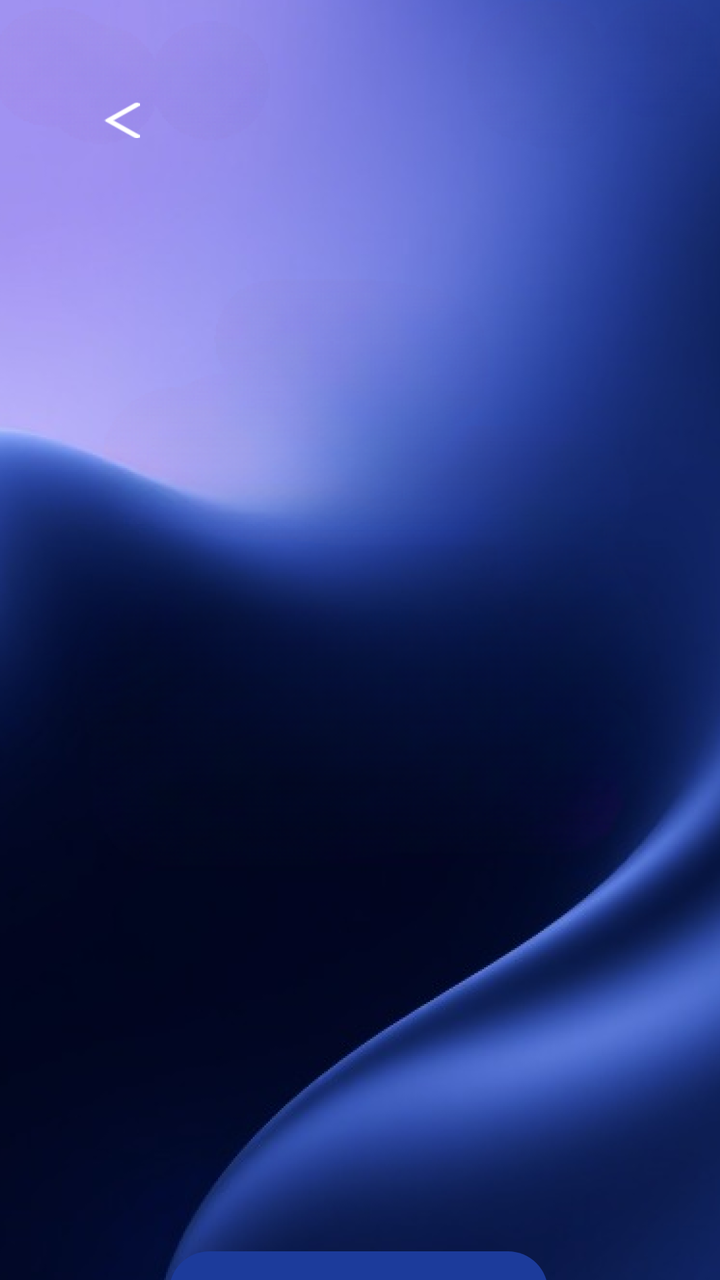
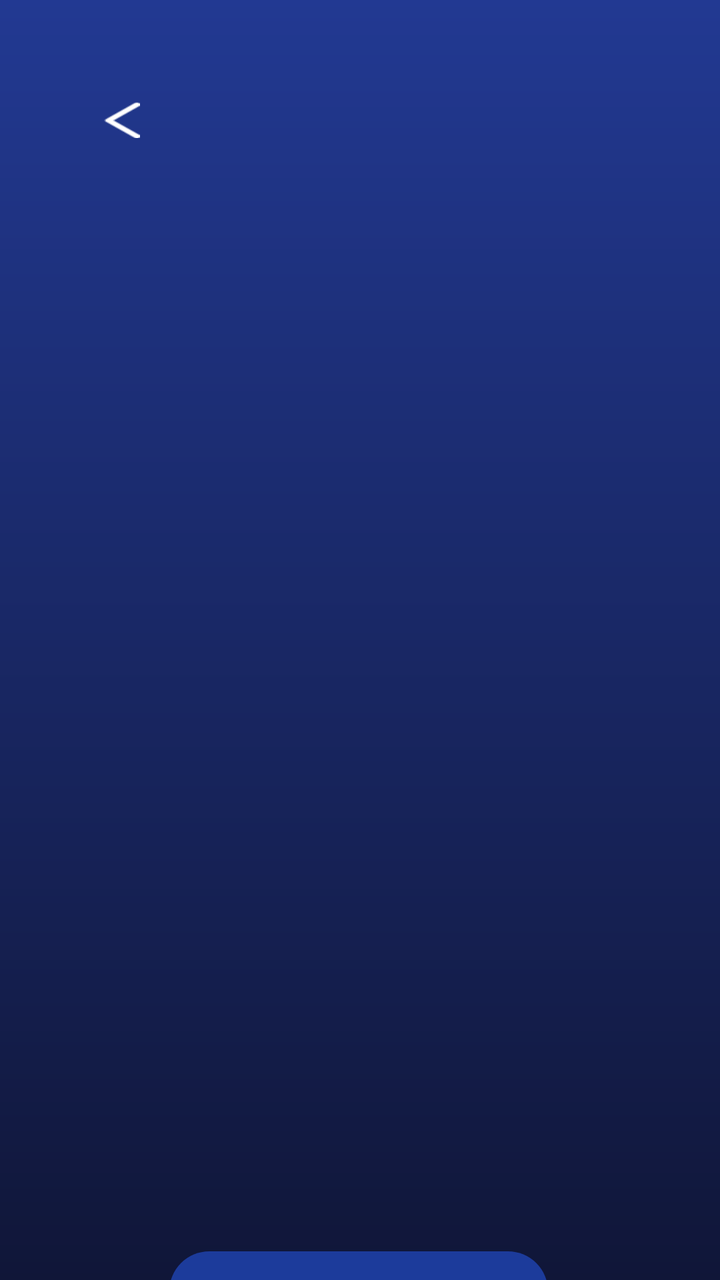

Two renders of the same Android screen: before a commit and after it. Below are the layout's source before the change and the commit's diff.
<!-- AndroidManifest.xml: application theme Theme.Lasttele -->
<!-- res/layout/contact_main.xml -->
<?xml version="1.0" encoding="utf-8"?>
<androidx.constraintlayout.widget.ConstraintLayout xmlns:android="http://schemas.android.com/apk/res/android"
    xmlns:app="http://schemas.android.com/apk/res-auto"
    xmlns:tools="http://schemas.android.com/tools"
    android:id="@+id/main"
    android:layout_width="match_parent"
    android:layout_height="match_parent"
    android:background="@drawable/background_1"
    tools:context=".ContactsActivity">


    <androidx.recyclerview.widget.RecyclerView
        android:id="@+id/recyclerView"
        android:layout_width="411dp"
        android:layout_height="587dp"
        app:layout_constraintBottom_toBottomOf="parent"
        app:layout_constraintEnd_toEndOf="parent"
        app:layout_constraintHorizontal_bias="0.0"
        app:layout_constraintStart_toStartOf="parent"
        app:layout_constraintTop_toTopOf="parent" />


    <TextView
        android:id="@+id/textView"
        android:layout_width="wrap_content"
        android:layout_height="wrap_content"
        android:layout_marginStart="132dp"
        android:layout_marginTop="44dp"
        android:layout_marginEnd="132dp"
        android:fontFamily="@font/inter_bold"
        android:text="select contact"
        android:textColor="#FAFFFFFF"
        android:textSize="20sp"
        android:textStyle="bold"
        app:layout_constraintBottom_toTopOf="@+id/recyclerView"
        app:layout_constraintEnd_toEndOf="parent"
        app:layout_constraintHorizontal_bias="0.4"
        app:layout_constraintStart_toStartOf="parent"
        app:layout_constraintTop_toTopOf="parent"
        app:layout_constraintVertical_bias="0.0" />

    <Button
        android:id="@+id/buttonselect"
        android:layout_width="wrap_content"
        android:layout_height="wrap_content"
        android:backgroundTint="#1C3B9B"
        android:onClick="onbut"
        android:text="next"
        android:textSize="15sp"
        android:textStyle="bold"
        app:layout_constraintBottom_toBottomOf="parent"
        app:layout_constraintEnd_toEndOf="parent"
        app:layout_constraintHorizontal_bias="0.498"
        app:layout_constraintStart_toStartOf="parent"
        app:layout_constraintTop_toBottomOf="@+id/quantity"
        app:layout_constraintVertical_bias="0.238" />

    <Button
        android:id="@+id/return_button"
        android:layout_width="wrap_content"
        android:layout_height="wrap_content"
        android:layout_marginStart="28dp"
        android:layout_marginTop="36dp"
        android:backgroundTint="#001C3B9B"
        android:onClick="onbuttonclick"
        app:icon="@drawable/return_icon"
        app:layout_constraintEnd_toStartOf="@+id/textView"
        app:layout_constraintHorizontal_bias="0.0"
        app:layout_constraintStart_toStartOf="parent"

        app:layout_constraintTop_toTopOf="parent" />

    <EditText
        android:id="@+id/quantity"
        android:layout_width="wrap_content"
        android:layout_height="48dp"
        android:layout_marginTop="12dp"
        android:background="@drawable/rounded_edittext2"
        android:hint="number of messages"

        android:inputType="text"
        android:textAlignment="center"
        android:textColor="#FAFFFFFF"
        app:layout_constraintEnd_toEndOf="parent"
        app:layout_constraintHorizontal_bias="0.497"
        app:layout_constraintStart_toStartOf="parent"
        app:layout_constraintTop_toBottomOf="@+id/recyclerView" /> 


</androidx.constraintlayout.widget.ConstraintLayout>
<!-- resources referenced by this layout -->
<resources>
  <!-- drawable background_1: png bitmap (drawable-xhdpi, 511664 bytes) -->
  <!-- drawable return_icon: png bitmap (drawable, 409 bytes) -->
  <!-- drawable rounded_edittext2 (drawable) -->
  <?xml version="1.0" encoding="utf-8"?>
  <shape xmlns:android="http://schemas.android.com/apk/res/android" android:shape="rectangle">
      <solid android:color="#1C3B9B"/> 
      <corners android:radius="20dp"/> 
      <padding android:left="10dp" android:top="5dp" android:right="10dp" android:bottom="5dp"/>
  </shape>
  <style name="Theme.Lasttele" parent="Base.Theme.Lasttele" />
  <style name="Base.Theme.Lasttele" parent="Theme.Material3.DayNight.NoActionBar">
          
  
          
      </style>
</resources>

<!-- the commit's change to res/layout/contact_main.xml (unified diff, before → after) -->
@@ -5,7 +5,8 @@
     android:id="@+id/main"
     android:layout_width="match_parent"
     android:layout_height="match_parent"
-    android:background="@drawable/background_1"
+    android:background="@drawable/gradient_background"
+    android:orientation="vertical"
     tools:context=".ContactsActivity">
 
 
<!-- resource entries referenced after the edit -->
@@ -1,6 +1,13 @@
 <!-- resources referenced by this layout -->
 <resources>
-  <!-- drawable background_1: png bitmap (drawable-xhdpi, 511664 bytes) -->
+  <!-- drawable gradient_background (drawable) -->
+  <?xml version="1.0" encoding="utf-8"?>
+  <shape xmlns:android="http://schemas.android.com/apk/res/android">
+      <gradient
+          android:startColor="#101638"
+          android:endColor="#223992"
+          android:angle="90"/>
+  </shape>
   <!-- drawable return_icon: png bitmap (drawable, 409 bytes) -->
   <!-- drawable rounded_edittext2 (drawable) -->
   <?xml version="1.0" encoding="utf-8"?>
